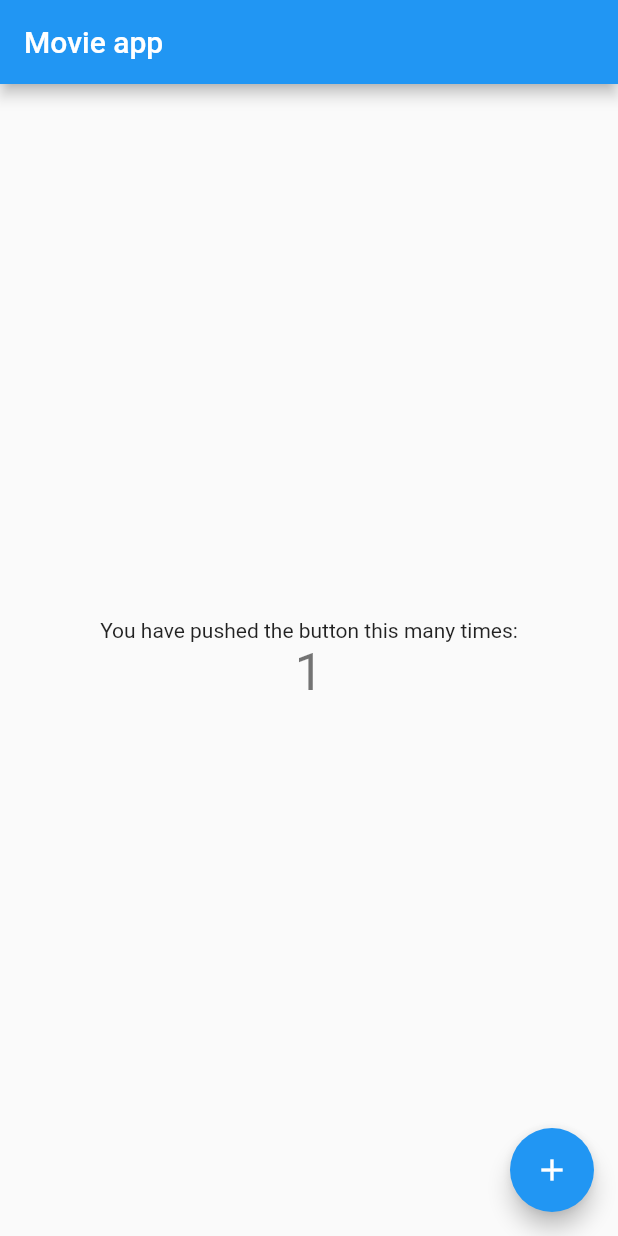
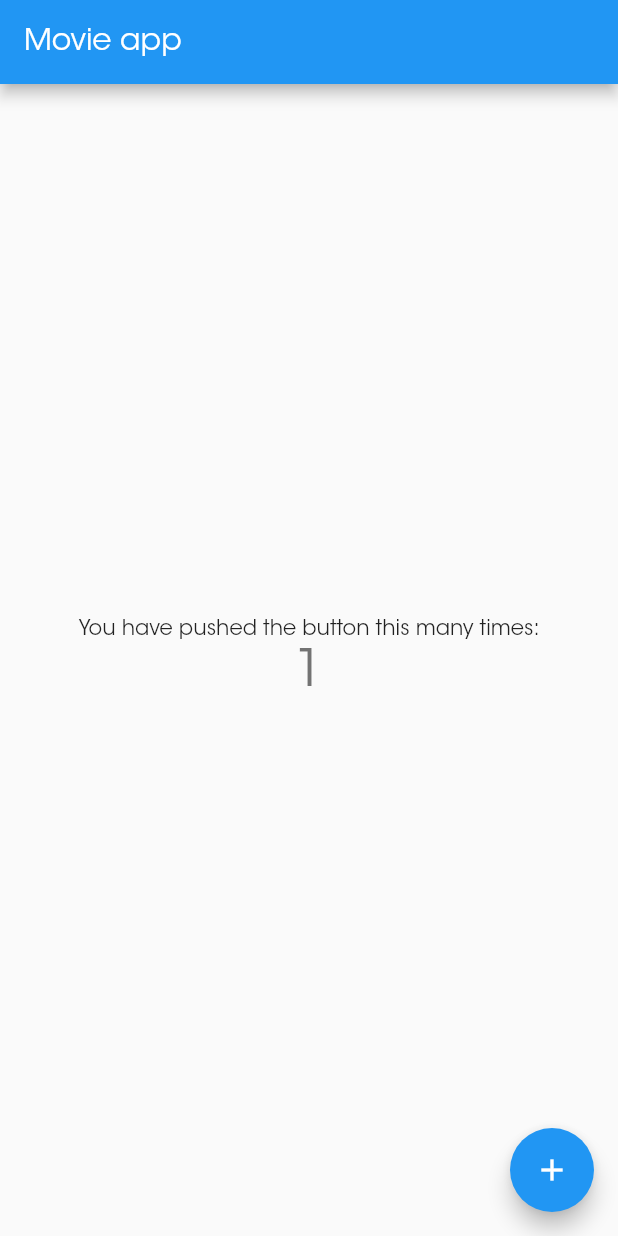
Before and after one commit to pawelsa/movie_app, a Flutter app: the screen it shows after launch, after a tap on the "add" icon, on a phone screen of 412 x 824 dp. Run offline on Flutter 3.47's test engine with Material 2 defaults, Android fonts, the phone set to English and light mode, and no system bars; our stand-ins replace floor, get_it, injectable, shared_preferences, sqflite; accounts and stored records are empty; generated files the repository leaves out were written again.

Commit message:
added new font and created a splash screen

```diff
--- a/lib/main.dart
+++ b/lib/main.dart
@@ -4,6 +4,7 @@ import 'package:movie_app/dependencies/injection.dart';
 import 'package:movie_app/resources/strings.dart';
 import 'package:movie_app/screen/app/app_provider.dart';
 import 'package:movie_app/screen/app/translations_provider.dart';
+import 'package:movie_app/screen/splash_screen/splash_screen_page.dart';
 import 'package:movie_app/translations/translations.dart';
 import 'package:provider/provider.dart';
 
@@ -27,11 +28,7 @@ class _PrepareAppState extends State<PrepareApp> {
           appProvider.init();
           return appProvider.isInitialised ? MyApp() : child;
         },
-        child: Center(
-          child: Container(
-            color: Colors.pink,
-          ),
-        ),
+        child: SplashScreenPage(),
       ),
     );
   }
@@ -44,9 +41,10 @@ class MyApp extends StatelessWidget {
     return ChangeNotifierProvider.value(
       value: getIt<TranslationsProvider>(),
       child: Consumer<TranslationsProvider>(
-        builder: (context, translationsProvider, child) => MaterialApp(
+        builder: (context, translationsProvider, child) {
+          return MaterialApp(
             title: 'Flutter Demo',
-          locale: translationsProvider.locale,
+            color: Colors.white,
             localizationsDelegates: [
               const TranslationsDelegate(),
               GlobalMaterialLocalizations.delegate,
@@ -64,9 +62,12 @@ class MyApp extends StatelessWidget {
                 // Notice that the counter didn't reset back to zero; the application
                 // is not restarted.
                 primarySwatch: Colors.blue,
-          ),
-          home: MyHomePage(),
-        ),
+                fontFamily: 'ITCAvantGardeStd'),
+            home: translationsProvider.locale != null
+                ? MyHomePage()
+                : SplashScreenPage(),
+          );
+        },
       ),
     );
   }
--- a/lib/screen/app/app_provider.dart
+++ b/lib/screen/app/app_provider.dart
@@ -2,7 +2,7 @@ import 'package:flutter/foundation.dart';
 import 'package:injectable/injectable.dart';
 import 'package:movie_app/dependencies/injection.dart';
 
-@injectable
+@singleton
 class AppProvider extends ChangeNotifier {
   bool isInitialised = false;
 
--- a/lib/screen/app/translations_provider.dart
+++ b/lib/screen/app/translations_provider.dart
@@ -2,11 +2,12 @@ import 'package:flutter/foundation.dart';
 import 'package:flutter/material.dart';
 import 'package:injectable/injectable.dart';
 
-@injectable
+@singleton
 class TranslationsProvider extends ChangeNotifier {
   Locale _locale;
 
   set locale(Locale locale) {
+    print('TranslationsProvider $locale');
     _locale = locale;
     notifyListeners();
   }
--- /dev/null
+++ b/lib/screen/splash_screen/splash_screen_page.dart
@@ -0,0 +1,21 @@
+import 'package:flutter/material.dart';
+
+class SplashScreenPage extends StatelessWidget {
+  @override
+  Widget build(BuildContext context) {
+    return Container(
+      color: Colors.green,
+      child: Center(
+        child: Text(
+          'Movies',
+          style: TextStyle(
+            color: Colors.white,
+            fontSize: 40,
+            fontFamily: 'ITCAvantGardeStd',
+          ),
+          textDirection: TextDirection.ltr,
+        ),
+      ),
+    );
+  }
+}
--- a/lib/translations/translations.dart
+++ b/lib/translations/translations.dart
@@ -24,6 +24,7 @@ class Translations {
   }
 
   static Future<Translations> load(Locale locale) async {
+    print('Translations $locale');
     Translations translations = Translations(locale);
     String jsonContent =
         await rootBundle.loadString("locale/i18n_${locale.languageCode}.json");
```
Also changed, not shown: pubspec.yaml (+7 -1 lines), assets/font/ITCAvantGardeStdBk.otf (added), lib/dependencies/injection.config.dart, pubspec.lock. Lines whose indentation alone changed are shown as unchanged.
